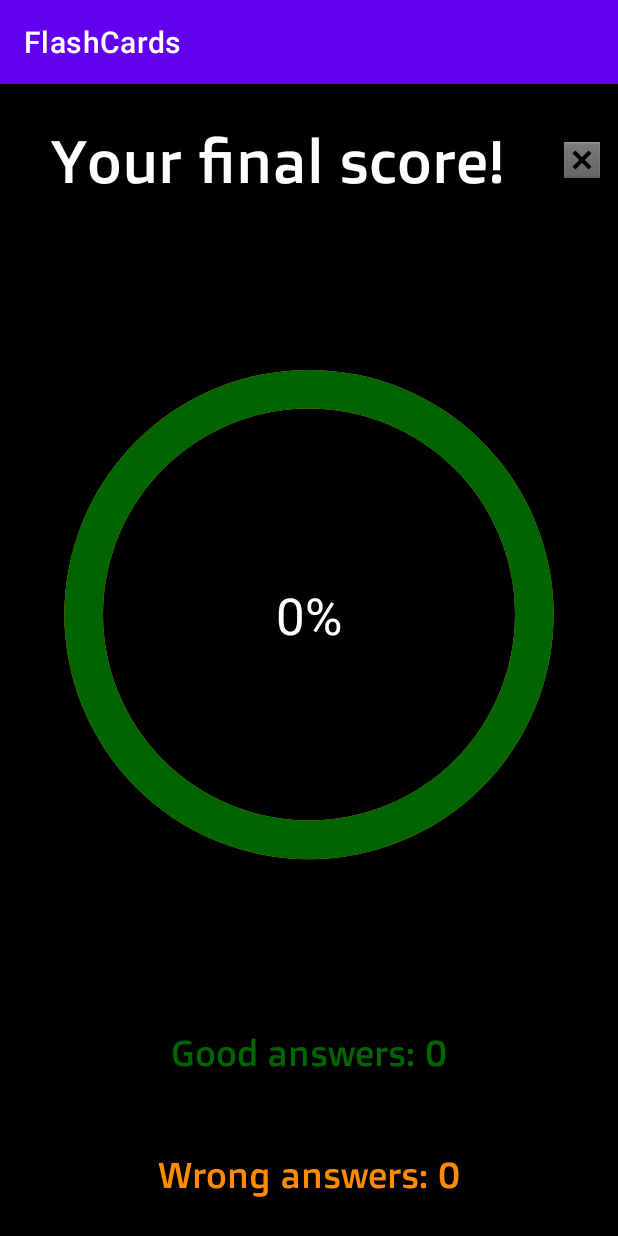
After one commit to mikdDd/FlashCards, an Android app: the TestScoreActivity screen opened directly, with no data from a screen before it, on a phone screen of 412 x 824 dp. The commit adds this screen. Run offline under Robolectric (Android 15) with nearby library versions, the phone set to English and light mode, and no system bars.

Commit message:
first test implementation

```diff
--- a/app/build.gradle
+++ b/app/build.gradle
@@ -44,6 +44,8 @@ dependencies {
     androidTestImplementation 'androidx.test.espresso:espresso-core:3.5.1'
 }
 dependencies {
+
+    implementation 'androidx.room:room-common:2.5.1'
     var room_version = "2.5.1"
 
     implementation("androidx.room:room-runtime:$room_version")
--- a/app/src/main/AndroidManifest.xml
+++ b/app/src/main/AndroidManifest.xml
@@ -30,6 +30,12 @@
             android:name=".StudyingActivity">
         </activity>
         <activity
+            android:name=".TestActivity">
+        </activity>
+        <activity
+            android:name=".TestScoreActivity">
+        </activity>
+        <activity
             android:name=".MainActivity"
             android:exported="true">
             <intent-filter>
--- /dev/null
+++ b/app/src/main/java/com/example/flashcards/TestScoreActivity.kt
@@ -0,0 +1,47 @@
+package com.example.flashcards
+
+import android.annotation.SuppressLint
+import android.os.Bundle
+import android.view.View
+import android.widget.ImageButton
+import android.widget.ProgressBar
+import android.widget.TextView
+import androidx.appcompat.app.AppCompatActivity
+
+class TestScoreActivity : AppCompatActivity() {
+    lateinit var quitButton : ImageButton
+    private lateinit var progressCircle : ProgressBar
+    lateinit var scoreTV : TextView
+    lateinit var goodAnswersTV : TextView
+    lateinit var wrongAnswersTV : TextView
+
+    override fun onCreate(savedInstanceState: Bundle?) {
+        super.onCreate(savedInstanceState)
+        setContentView(R.layout.test_score)
+        initWidgets()
+        showScore()
+    }
+
+    private fun initWidgets() {
+        quitButton = findViewById(R.id.quitScoreButton)
+        progressCircle = findViewById(R.id.final_score)
+        scoreTV = findViewById(R.id.progress_text)
+        goodAnswersTV = findViewById(R.id.good_answers)
+        wrongAnswersTV = findViewById(R.id.wrong_answers)
+    }
+
+    @SuppressLint("SetTextI18n")
+    private fun showScore() {
+        val goodAnswers = intent.getIntExtra("Good", 0)
+        val wrongAnswers = intent.getIntExtra("Wrong", 0)
+        goodAnswersTV.text = "Good answers: $goodAnswers"
+        wrongAnswersTV.text = "Wrong answers: $wrongAnswers"
+        val ratio = goodAnswers.toDouble() / (goodAnswers.toDouble() + wrongAnswers.toDouble())
+        progressCircle.setProgress((ratio * 100).toInt(), false)
+        scoreTV.text = "${(ratio * 100).toInt()}%"
+    }
+
+    fun onQuitClick(view: View) {
+        finish()
+    }
+}
--- /dev/null
+++ b/app/src/main/res/drawable/circle.xml
@@ -0,0 +1,23 @@
+<?xml version="1.0" encoding="utf-8"?>
+<layer-list xmlns:android="http://schemas.android.com/apk/res/android">
+    <item>
+        <shape
+            android:shape="ring"
+            android:thicknessRatio="16"
+            android:useLevel="false">
+            <solid android:color="@color/orange" />
+        </shape>
+    </item>
+    <item>
+        <rotate
+            android:fromDegrees="270"
+            android:toDegrees="270">
+            <shape
+                android:shape="ring"
+                android:thicknessRatio="16"
+                android:useLevel="true">
+                <solid android:color="@color/green" />
+            </shape>
+        </rotate>
+    </item>
+</layer-list>
--- a/app/src/main/res/layout/package_item.xml
+++ b/app/src/main/res/layout/package_item.xml
@@ -28,18 +28,17 @@
         app:srcCompat="@android:drawable/ic_menu_edit" />
 
     <ImageButton
-        android:id="@+id/imageButton"
+        android:id="@+id/study_button"
         android:layout_width="wrap_content"
         android:layout_height="wrap_content"
         android:layout_weight="1"
         app:srcCompat="?android:attr/actionModeFindDrawable" />
 
     <ImageButton
-        android:id="@+id/play_button"
+        android:id="@+id/test_button"
         android:layout_width="wrap_content"
         android:layout_height="wrap_content"
         android:layout_weight="1"
-        android:onClick="studyOnClick"
         app:srcCompat="@android:drawable/ic_media_play" />
 
 </LinearLayout>
--- /dev/null
+++ b/app/src/main/res/layout/test_score.xml
@@ -0,0 +1,99 @@
+<?xml version="1.0" encoding="utf-8"?>
+<LinearLayout xmlns:android="http://schemas.android.com/apk/res/android"
+    xmlns:app="http://schemas.android.com/apk/res-auto"
+    xmlns:tools="http://schemas.android.com/tools"
+    android:id="@+id/LinearLayout"
+    android:layout_width="match_parent"
+    android:layout_height="match_parent"
+    android:background="@color/black"
+    android:orientation="vertical">
+
+    <LinearLayout
+        android:layout_width="match_parent"
+        android:layout_height="wrap_content"
+        android:layout_weight="0.1"
+        android:orientation="horizontal">
+
+        <TextView
+            android:id="@+id/your_score"
+            android:layout_width="match_parent"
+            android:layout_height="wrap_content"
+            android:layout_gravity="center"
+            android:layout_weight="0.7"
+            android:fontFamily="@font/doppio_one"
+            android:gravity="center|center_horizontal|center_vertical"
+            android:text="Your final score!"
+            android:textColor="#FFFFFF"
+            android:textSize="40sp" />
+
+        <ImageButton
+            android:id="@+id/quitScoreButton"
+            android:layout_width="wrap_content"
+            android:layout_height="wrap_content"
+            android:layout_gravity="center|right"
+            android:layout_marginEnd="5dp"
+            android:layout_weight="0.3"
+            android:backgroundTint="#000000"
+            android:onClick="onQuitClick"
+            app:srcCompat="@android:drawable/btn_dialog" />
+
+    </LinearLayout>
+
+    <androidx.constraintlayout.widget.ConstraintLayout
+        android:layout_width="match_parent"
+        android:layout_height="wrap_content"
+        android:layout_weight="0.9">
+
+        <ProgressBar
+            android:id="@+id/final_score"
+            android:layout_width="match_parent"
+            android:layout_height="match_parent"
+            android:layout_weight="0.9"
+            android:indeterminateOnly="false"
+            android:progressDrawable="@drawable/circle"
+            app:layout_constraintBottom_toBottomOf="parent"
+            app:layout_constraintEnd_toEndOf="parent"
+            app:layout_constraintHorizontal_bias="0.0"
+            app:layout_constraintStart_toStartOf="parent"
+            app:layout_constraintTop_toTopOf="parent"
+            app:layout_constraintVertical_bias="0.0"
+            tools:progress="33">
+        </ProgressBar>
+
+        <TextView
+            android:id="@+id/progress_text"
+            android:layout_width="wrap_content"
+            android:layout_height="wrap_content"
+            android:text="50%"
+            android:textColor="#FFFFFF"
+            android:textSize="34sp"
+            app:layout_constraintBottom_toBottomOf="parent"
+            app:layout_constraintEnd_toEndOf="parent"
+            app:layout_constraintStart_toStartOf="@+id/final_score"
+            app:layout_constraintTop_toTopOf="parent" />
+
+    </androidx.constraintlayout.widget.ConstraintLayout>
+
+    <TextView
+        android:id="@+id/good_answers"
+        android:layout_width="match_parent"
+        android:layout_height="wrap_content"
+        android:layout_weight="0.1"
+        android:fontFamily="@font/doppio_one"
+        android:gravity="center"
+        android:text="Good answers: 5"
+        android:textColor="@color/green"
+        android:textSize="24sp" />
+
+    <TextView
+        android:id="@+id/wrong_answers"
+        android:layout_width="match_parent"
+        android:layout_height="wrap_content"
+        android:layout_weight="0.1"
+        android:fontFamily="@font/doppio_one"
+        android:gravity="center"
+        android:text="Wrong answers: 5"
+        android:textColor="@color/orange"
+        android:textSize="24sp" />
+
+</LinearLayout>
--- a/app/src/main/res/values/colors.xml
+++ b/app/src/main/res/values/colors.xml
@@ -7,4 +7,6 @@
     <color name="teal_700">#FF018786</color>
     <color name="black">#FF000000</color>
     <color name="white">#FFFFFFFF</color>
+    <color name="orange">#FF8C00</color>
+    <color name="green">#006400</color>
 </resources>
--- a/app/src/main/res/values/strings.xml
+++ b/app/src/main/res/values/strings.xml
@@ -1,4 +1,7 @@
 <resources>
     <string name="app_name">FlashCards</string>
     <string name="nr_amount">nr / amount</string>
+    <string name="notion_definition">notion/definition</string>
+    <string name="don_t_know">Don\'t know</string>
+    <string name="enter_the_term">Enter the term</string>
 </resources>
```
Also changed, not shown: app/src/main/java/com/example/flashcards/MainActivity.kt (+7 -0 lines), app/src/main/java/com/example/flashcards/PackageRecyclerAdapter.kt (+14 -7 lines), app/src/main/java/com/example/flashcards/TestActivity.kt (added, +70 -0 lines), app/src/main/res/layout/activity_test.xml (added, +81 -0 lines), app/src/main/res/font/doppio_one.ttf (added).
